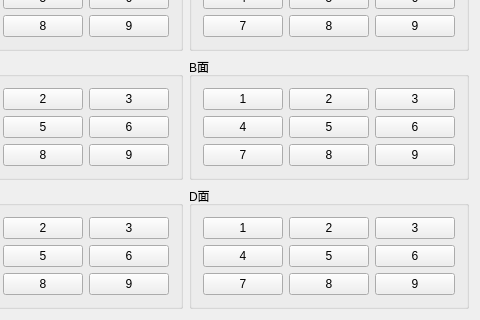
Qt form Cube_Explorer_SPFA_with_Qt/qtWindows/RecogAreaDialog.ui (hovnySiLenCe/Cube_Explorer_SPFA_with_Qt) before a commit; both pictures show x 108 to 588 and y 83 to 403 of the 588 by 403 pixel window.
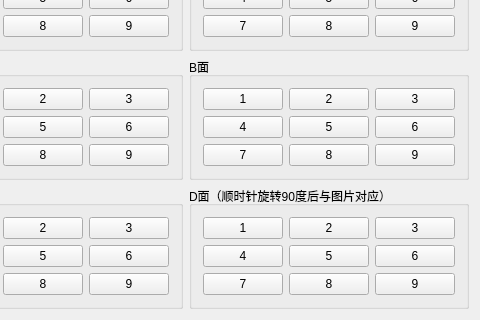
The same form after that commit.

What changed in the file:
```diff
--- a/Cube_Explorer_SPFA_with_Qt/qtWindows/RecogAreaDialog.ui
+++ b/Cube_Explorer_SPFA_with_Qt/qtWindows/RecogAreaDialog.ui
@@ -388,7 +388,7 @@
    <item row="2" column="1">
     <widget class="QGroupBox" name="groupBtnBox_6">
      <property name="title">
-      <string>D面</string>
+      <string>D面（顺时针旋转90度后与图片对应）</string>
      </property>
      <layout class="QGridLayout" name="gridLayout_6">
       <item row="0" column="0">
```
Left out of the diff: 2 changed lines with no effect on the pictures.
